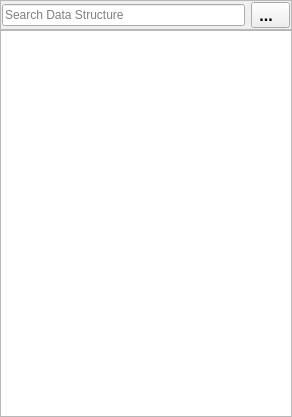
First picture: the form in Source/SVWidgetsLib/Widgets/UI_Files/DataStructureWidget.ui, repository BlueQuartzSoftware/SIMPL, before the edit.
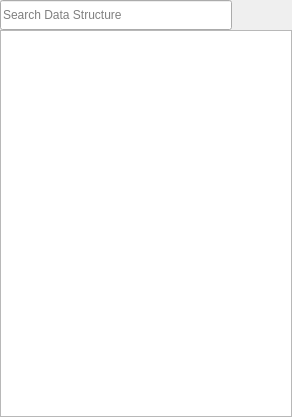
Second picture: the form after the edit. Icons and pictures are not drawn. Custom widgets are drawn as their Qt base class.

Commit message: Add buttons to expand/collapse the Data Structure TreeView

```diff
--- a/Source/SVWidgetsLib/Widgets/UI_Files/DataStructureWidget.ui
+++ b/Source/SVWidgetsLib/Widgets/UI_Files/DataStructureWidget.ui
@@ -13,6 +13,9 @@
   <property name="windowTitle">
    <string>Data Structure</string>
   </property>
+  <property name="autoFillBackground">
+   <bool>false</bool>
+  </property>
   <layout class="QGridLayout" name="gridLayout">
    <property name="leftMargin">
     <number>0</number>
@@ -30,6 +33,31 @@
     <number>0</number>
    </property>
    <item row="1" column="0">
+    <widget class="QtSLineEdit" name="dataStructureSearch">
+     <property name="sizePolicy">
+      <sizepolicy hsizetype="Expanding" vsizetype="Fixed">
+       <horstretch>0</horstretch>
+       <verstretch>0</verstretch>
+      </sizepolicy>
+     </property>
+     <property name="minimumSize">
+      <size>
+       <width>0</width>
+       <height>30</height>
+      </size>
+     </property>
+     <property name="maximumSize">
+      <size>
+       <width>16777215</width>
+       <height>30</height>
+      </size>
+     </property>
+     <property name="placeholderText">
+      <string>Search Data Structure</string>
+     </property>
+    </widget>
+   </item>
+   <item row="2" column="0" colspan="3">
     <widget class="DataStructureTreeView" name="dataBrowserTreeView">
      <property name="acceptDrops">
       <bool>true</bool>
@@ -78,61 +106,86 @@
      </attribute>
     </widget>
    </item>
-   <item row="0" column="0">
-    <widget class="SVFrame" name="toolbar">
-     <property name="frameShape">
-      <enum>QFrame::StyledPanel</enum>
+   <item row="1" column="2">
+    <widget class="SVIconPushButton" name="collapseAllBtn">
+     <property name="sizePolicy">
+      <sizepolicy hsizetype="Fixed" vsizetype="Fixed">
+       <horstretch>0</horstretch>
+       <verstretch>0</verstretch>
+      </sizepolicy>
      </property>
-     <property name="frameShadow">
-      <enum>QFrame::Raised</enum>
+     <property name="minimumSize">
+      <size>
+       <width>30</width>
+       <height>24</height>
+      </size>
      </property>
-     <layout class="QGridLayout" name="toolbarLayout">
-      <property name="leftMargin">
-       <number>1</number>
-      </property>
-      <property name="topMargin">
-       <number>1</number>
-      </property>
-      <property name="rightMargin">
-       <number>1</number>
-      </property>
-      <property name="bottomMargin">
-       <number>1</number>
-      </property>
-      <item row="0" column="0">
-       <widget class="QtSLineEdit" name="filterLineEdit">
-        <property name="sizePolicy">
-         <sizepolicy hsizetype="Expanding" vsizetype="Fixed">
-          <horstretch>1</horstretch>
-          <verstretch>0</verstretch>
-         </sizepolicy>
-        </property>
-        <property name="placeholderText">
-         <string>Search Data Structure</string>
-        </property>
-       </widget>
-      </item>
-      <item row="0" column="1">
-       <widget class="SVToolButton" name="toolbarMenuBtn">
-        <property name="font">
-         <font>
-          <pointsize>12</pointsize>
-          <weight>75</weight>
-          <bold>true</bold>
-         </font>
-        </property>
-        <property name="text">
-         <string>...  </string>
-        </property>
-        <property name="popupMode">
-         <enum>QToolButton::InstantPopup</enum>
-        </property>
-        <property name="toolButtonStyle">
-         <enum>Qt::ToolButtonTextOnly</enum>
-        </property>
-       </widget>
-      </item>
-     </layout>
+     <property name="maximumSize">
+      <size>
+       <width>30</width>
+       <height>24</height>
+      </size>
+     </property>
+     <property name="toolTip">
+      <string>Collapse all data containers</string>
+     </property>
+     <property name="text">
+      <string/>
+     </property>
+     <property name="icon">
+      <iconset resource="../../../../Resources/SIMPL.qrc">
+       <normaloff>:/SIMPL/icons/images/collapse_all.png</normaloff>:/SIMPL/icons/images/collapse_all.png</iconset>
+     </property>
+     <property name="iconSize">
+      <size>
+       <width>24</width>
+       <height>24</height>
+      </size>
+     </property>
+     <property name="flat">
+      <bool>true</bool>
+     </property>
+    </widget>
+   </item>
+   <item row="1" column="1">
+    <widget class="SVIconPushButton" name="expandAllBtn">
+     <property name="sizePolicy">
+      <sizepolicy hsizetype="Fixed" vsizetype="Fixed">
+       <horstretch>0</horstretch>
+       <verstretch>0</verstretch>
+      </sizepolicy>
+     </property>
+     <property name="minimumSize">
+      <size>
+       <width>30</width>
+       <height>24</height>
+      </size>
+     </property>
+     <property name="maximumSize">
+      <size>
+       <width>30</width>
+       <height>24</height>
+      </size>
+     </property>
+     <property name="toolTip">
+      <string>Expand all data containers</string>
+     </property>
+     <property name="text">
+      <string/>
+     </property>
+     <property name="icon">
+      <iconset resource="../../../../Resources/SIMPL.qrc">
+       <normaloff>:/SIMPL/icons/images/expand_all.png</normaloff>:/SIMPL/icons/images/expand_all.png</iconset>
+     </property>
+     <property name="iconSize">
+      <size>
+       <width>24</width>
+       <height>24</height>
+      </size>
+     </property>
+     <property name="flat">
+      <bool>true</bool>
+     </property>
     </widget>
    </item>
   </layout>
@@ -149,15 +202,9 @@
    <header location="global">QtSLineEdit.h</header>
   </customwidget>
   <customwidget>
-   <class>SVToolButton</class>
-   <extends>QToolButton</extends>
-   <header location="global">SVWidgetsLib/Widgets/SVControlWidgets.h</header>
-  </customwidget>
-  <customwidget>
-   <class>SVFrame</class>
-   <extends>QFrame</extends>
-   <header location="global">SVWidgetsLib/Widgets/SVControlWidgets.h</header>
-   <container>1</container>
+   <class>SVIconPushButton</class>
+   <extends>QPushButton</extends>
+   <header location="global">SVControlWidgets.h</header>
   </customwidget>
  </customwidgets>
  <resources/>
```
Left out of the diff: 4 changed lines with no effect on the pictures. The commit also changes 8 other files.
